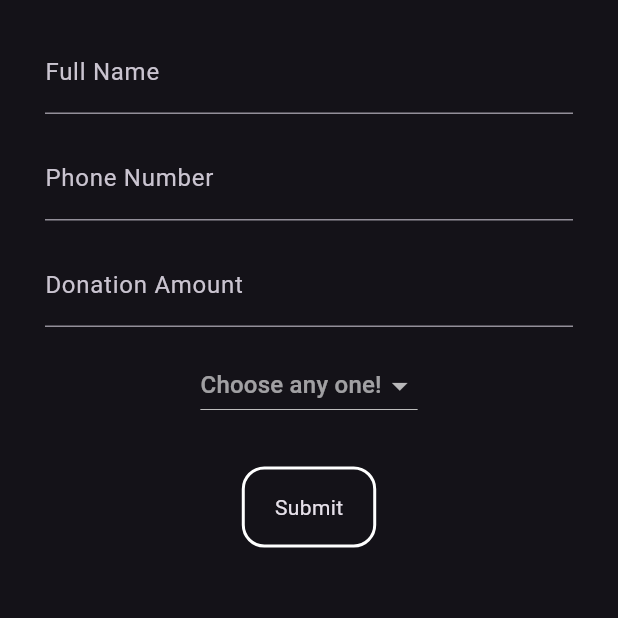
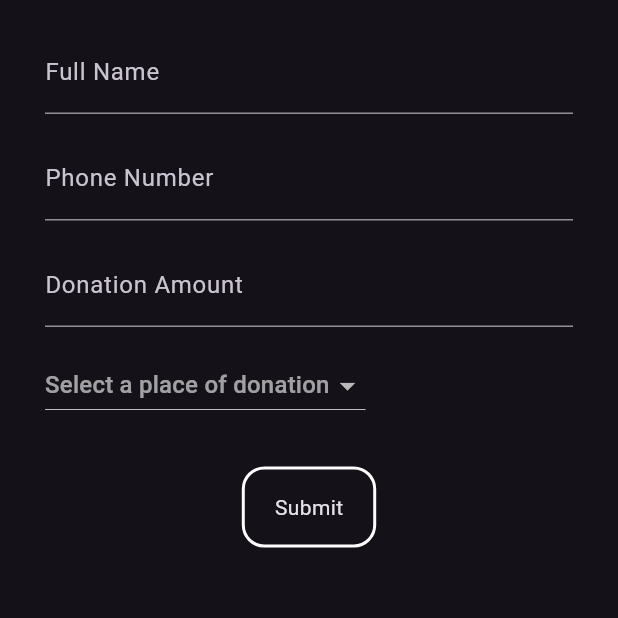
Before and after one commit to laksh29/donationApp, a Flutter app: the DonationForm screen opened directly, on a phone screen of 412 x 824 dp, the top half of it. Run offline on Flutter 3.47's test engine with Material 2 defaults, Android fonts, the phone set to English and light mode, and no system bars; our stand-ins replace firebase_auth, firebase_core, flutter_riverpod, font_awesome_flutter, google_sign_in; accounts and stored records are empty.

Commit message:
REFACTOR: changed decoration of form and dropdown

```diff
--- a/lib/model/dropdown_model.dart
+++ b/lib/model/dropdown_model.dart
@@ -10,7 +10,7 @@ class DropdownModel extends ConsumerWidget {
   Widget build(BuildContext context, WidgetRef ref) {
     final selected = ref.watch(dropdownChangeProvider).selectedCat;
     return DropdownButton(
-      hint: const Text("Choose any one!"),
+      hint: const Text("Select a place of donation"),
       value: selected,
       items: <String>[
         "Item 1",
--- a/lib/screens/form.dart
+++ b/lib/screens/form.dart
@@ -23,6 +23,7 @@ class DonationForm extends ConsumerWidget {
             vertical: 20,
           ),
           child: Column(
+            crossAxisAlignment: CrossAxisAlignment.start,
             children: [
               TextField(
                 decoration: const InputDecoration(labelText: 'Full Name'),
@@ -41,7 +42,8 @@ class DonationForm extends ConsumerWidget {
               buildHeight(15.0),
               const DropdownModel(),
               buildHeight(30.0),
-              ContainerButton(
+              Center(
+                child: ContainerButton(
                     text: "Submit",
                     onTap: () {
                       print(
@@ -50,7 +52,8 @@ class DonationForm extends ConsumerWidget {
                           context,
                           MaterialPageRoute(
                               builder: (context) => const Payments()));
-                  })
+                    }),
+              )
             ],
           ),
         ),
```
Lines whose indentation alone changed are shown as unchanged.
